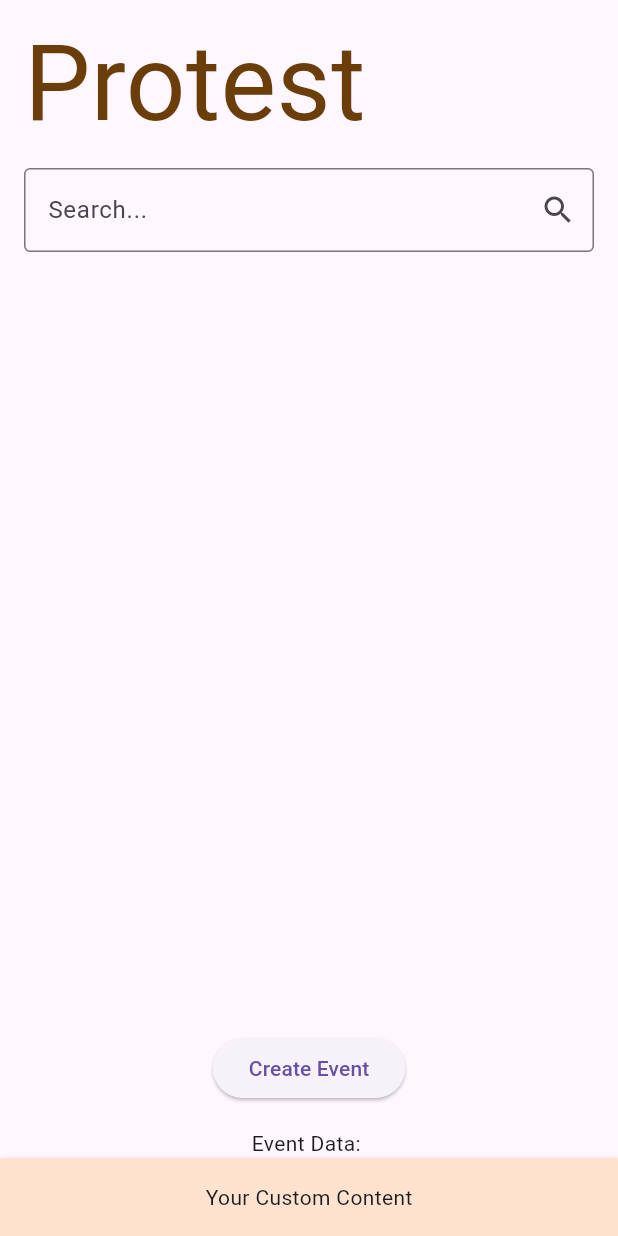
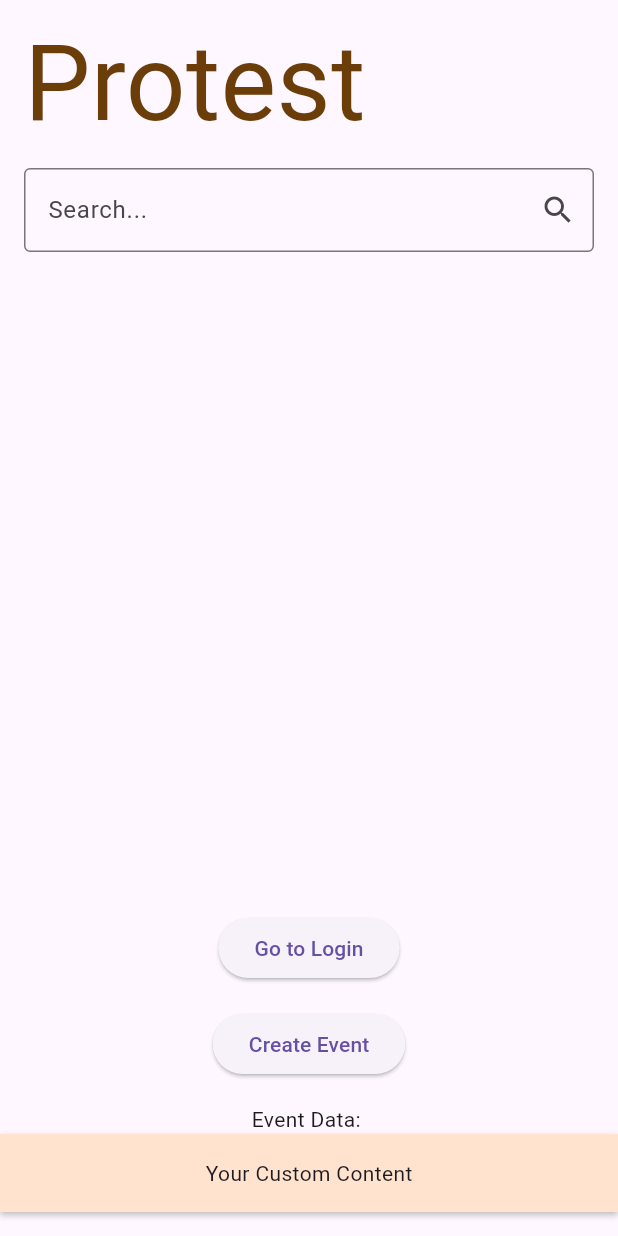
Before and after one commit to ethanbyeon/Project-Protest, a Flutter app: the screen it shows after launch, on a phone screen of 412 x 824 dp. Run offline on Flutter 3.47's test engine with Material 3 defaults, Android fonts, the light colour scheme and no system bars; Roboto replaces fonts that are missing (Lilita One).

Commit message:
Add login page UI

```diff
--- a/protest_project/lib/main.dart
+++ b/protest_project/lib/main.dart
@@ -1,10 +1,13 @@
 import 'package:flutter/material.dart';
+import 'package:protest_project/pages/login.dart';
 
 void main() {
-  runApp(MyApp());
+  runApp(const MyApp());
 }
 
 class MyApp extends StatelessWidget {
+  const MyApp({super.key});
+
   @override
   Widget build(BuildContext context) {
     return MaterialApp(
@@ -15,7 +18,6 @@
     );
   }
 }
-
 
 class MyHomePage extends StatefulWidget {
   @override
@@ -34,24 +36,33 @@
   @override
   Widget build(BuildContext context) {
     return Scaffold(
-      //appBar: AppBar(title: Text('Your App Title')),
       body: Column(
         children: [
-          ProtestText(),
-
-          Expanded(
+          const ProtestText(),
+          const Expanded(
             child: SearchBarApp(),
           ),
-          SizedBox(height: 16),
+          ElevatedButton(
+            onPressed: () {
+              // Navigate to LoginPage
+              Navigator.push(
+                context,
+                MaterialPageRoute(builder: (context) => LoginPage()),
+              );
+            },
+            child: const Text('Go to Login'),
+          ),
+          const SizedBox(height: 16),
           ElevatedButton(
             onPressed: () {
               updateEventData('New Event Created!');
             },
-            child: Text('Create Event'),
+            child: const Text('Create Event'),
           ),
-          SizedBox(height: 16),
+          const SizedBox(height: 16),
           Text('Event Data: $eventData'),
-          YourCustomContainer(),
+          const YourCustomContainer(),
+          const SizedBox(height: 16), // Add some space
         ],
       ),
     );
@@ -59,12 +70,14 @@
 }
 
 class ProtestText extends StatelessWidget {
+  const ProtestText({super.key});
+
   @override
   Widget build(BuildContext context) {
     return Container(
       alignment: Alignment.topLeft,
-      margin: EdgeInsets.fromLTRB(16, 16, 0, 0),
-      child: Text(
+      margin: const EdgeInsets.fromLTRB(16, 16, 0, 0),
+      child: const Text(
         'Protest',
         style: TextStyle(
           fontFamily: 'Lilita One',
@@ -78,25 +91,15 @@
   }
 }
 
-class LineContainer extends StatelessWidget {
+class YourCustomContainer extends StatelessWidget {
+  const YourCustomContainer({super.key});
+
   @override
   Widget build(BuildContext context) {
     return Container(
-      margin: EdgeInsets.only(bottom: 16),
+      padding: const EdgeInsets.all(16),
       width: double.infinity,
-      height: 3,
-      color: Colors.black,
-    );
-  }
-}
-
-class YourCustomContainer extends StatelessWidget {
-  @override
-  Widget build(BuildContext context) {
-    return Container(
-      padding: EdgeInsets.all(16),
-      width: double.infinity,
-      decoration: BoxDecoration(
+      decoration: const BoxDecoration(
         color: Color(0xffffe3cf),
         boxShadow: [
           BoxShadow(
@@ -106,7 +109,7 @@
           ),
         ],
       ),
-      child: Column(
+      child: const Column(
         crossAxisAlignment: CrossAxisAlignment.center,
         children: [
           Text('Your Custom Content'),
@@ -117,10 +120,12 @@
 }
 
 class SearchBarApp extends StatelessWidget {
+  const SearchBarApp({super.key});
+
   @override
   Widget build(BuildContext context) {
-    return Padding(
-      padding: const EdgeInsets.all(16.0),
+    return const Padding(
+      padding: EdgeInsets.all(16.0),
       child: TextField(
         decoration: InputDecoration(
           hintText: 'Search...',
```
Also changed, not shown: protest_project/lib/components/my_button.dart (added, +33 -0 lines), protest_project/lib/components/user_textfield.dart (added, +40 -0 lines), protest_project/lib/pages/login.dart (added, +155 -0 lines), protest_project/pubspec.yaml (+4 -5 lines), protest_project/lib/images/google_light_sq_icon.png (added), protest_project/pubspec.lock, 2 other files.
